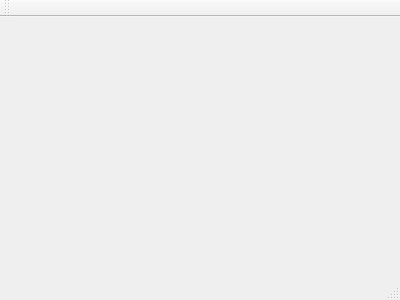
This is mainwindow.ui in tanitanin/qextserialtest as Qt 5 draws it before an edit. The edited form follows.
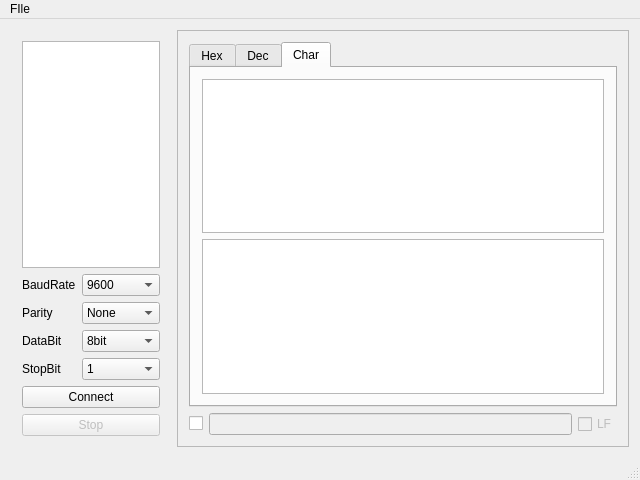
This is the edited form. The open tabs and pages were chosen to show the change.

Patch:
```diff
--- a/mainwindow.ui
+++ b/mainwindow.ui
@@ -1,24 +1,295 @@
 <ui version="4.0">
  <class>MainWindow</class>
- <widget class="QMainWindow" name="MainWindow" >
-  <property name="geometry" >
+ <widget class="QMainWindow" name="MainWindow">
+  <property name="geometry">
    <rect>
     <x>0</x>
     <y>0</y>
-    <width>400</width>
-    <height>300</height>
+    <width>640</width>
+    <height>480</height>
    </rect>
   </property>
   <property name="windowTitle" >
    <string>MainWindow</string>
   </property>
-  <widget class="QMenuBar" name="menuBar" />
-  <widget class="QToolBar" name="mainToolBar" />
-  <widget class="QWidget" name="centralWidget" />
-  <widget class="QStatusBar" name="statusBar" />
+  <widget class="QWidget" name="centralWidget">
+   <layout class="QHBoxLayout" name="horizontalLayout">
+    <item>
+     <widget class="QFrame" name="frame">
+      <property name="sizePolicy">
+       <sizepolicy hsizetype="Preferred" vsizetype="Preferred">
+        <horstretch>0</horstretch>
+        <verstretch>0</verstretch>
+       </sizepolicy>
+      </property>
+      <property name="maximumSize">
+       <size>
+        <width>160</width>
+        <height>480</height>
+       </size>
+      </property>
+      <layout class="QGridLayout" name="gridLayout_2">
+       <item row="0" column="0" colspan="3">
+        <widget class="QListWidget" name="listWidget"/>
+       </item>
+       <item row="3" column="1" colspan="2">
+        <widget class="QComboBox" name="comboBoxDataBit">
+         <item>
+          <property name="text">
+           <string>8bit</string>
+          </property>
+         </item>
+         <item>
+          <property name="text">
+           <string>7bit</string>
+          </property>
+         </item>
+        </widget>
+       </item>
+       <item row="2" column="0">
+        <widget class="QLabel" name="label_2">
+         <property name="text">
+          <string>Parity</string>
+         </property>
+        </widget>
+       </item>
+       <item row="7" column="0" colspan="3">
+        <widget class="QPushButton" name="pushButtonStop">
+         <property name="enabled">
+          <bool>false</bool>
+         </property>
+         <property name="text">
+          <string>Stop</string>
+         </property>
+        </widget>
+       </item>
+       <item row="6" column="0" colspan="3">
+        <widget class="QPushButton" name="pushButtonConnect">
+         <property name="sizePolicy">
+          <sizepolicy hsizetype="Preferred" vsizetype="Preferred">
+           <horstretch>0</horstretch>
+           <verstretch>0</verstretch>
+          </sizepolicy>
+         </property>
+         <property name="text">
+          <string>Connect</string>
+         </property>
+        </widget>
+       </item>
+       <item row="3" column="0">
+        <widget class="QLabel" name="label_3">
+         <property name="text">
+          <string>DataBit</string>
+         </property>
+        </widget>
+       </item>
+       <item row="2" column="1" colspan="2">
+        <widget class="QComboBox" name="comboBoxParity">
+         <item>
+          <property name="text">
+           <string>None</string>
+          </property>
+         </item>
+         <item>
+          <property name="text">
+           <string>Even</string>
+          </property>
+         </item>
+         <item>
+          <property name="text">
+           <string>Odd</string>
+          </property>
+         </item>
+        </widget>
+       </item>
+       <item row="1" column="1" colspan="2">
+        <widget class="QComboBox" name="comboBoxBaud">
+         <item>
+          <property name="text">
+           <string>9600</string>
+          </property>
+         </item>
+         <item>
+          <property name="text">
+           <string>115200</string>
+          </property>
+         </item>
+        </widget>
+       </item>
+       <item row="1" column="0">
+        <widget class="QLabel" name="label">
+         <property name="text">
+          <string>BaudRate</string>
+         </property>
+        </widget>
+       </item>
+       <item row="4" column="0">
+        <widget class="QLabel" name="label_4">
+         <property name="text">
+          <string>StopBit</string>
+         </property>
+        </widget>
+       </item>
+       <item row="4" column="1" colspan="2">
+        <widget class="QComboBox" name="comboBoxStopBit">
+         <item>
+          <property name="text">
+           <string>1</string>
+          </property>
+         </item>
+         <item>
+          <property name="text">
+           <string>2</string>
+          </property>
+         </item>
+        </widget>
+       </item>
+      </layout>
+     </widget>
+    </item>
+    <item>
+     <widget class="QFrame" name="frame_2">
+      <property name="frameShape">
+       <enum>QFrame::StyledPanel</enum>
+      </property>
+      <property name="frameShadow">
+       <enum>QFrame::Raised</enum>
+      </property>
+      <layout class="QGridLayout" name="gridLayout">
+       <item row="0" column="0" colspan="3">
+        <widget class="QTabWidget" name="tabWidget">
+         <property name="currentIndex">
+          <number>0</number>
+         </property>
+         <widget class="QWidget" name="tabHex">
+          <attribute name="title">
+           <string>Hex</string>
+          </attribute>
+          <layout class="QVBoxLayout" name="verticalLayout_2">
+           <item>
+            <widget class="QTextEdit" name="textEditHexRecv">
+             <property name="readOnly">
+              <bool>true</bool>
+             </property>
+            </widget>
+           </item>
+           <item>
+            <widget class="QTextEdit" name="textEditHexSend">
+             <property name="readOnly">
+              <bool>true</bool>
+             </property>
+            </widget>
+           </item>
+          </layout>
+         </widget>
+         <widget class="QWidget" name="tabDec">
+          <attribute name="title">
+           <string>Dec</string>
+          </attribute>
+          <layout class="QVBoxLayout" name="verticalLayout_3">
+           <item>
+            <widget class="QTextEdit" name="textEditDecRecv">
+             <property name="readOnly">
+              <bool>true</bool>
+             </property>
+            </widget>
+           </item>
+           <item>
+            <widget class="QTextEdit" name="textEditDecSend">
+             <property name="readOnly">
+              <bool>true</bool>
+             </property>
+            </widget>
+           </item>
+          </layout>
+         </widget>
+         <widget class="QWidget" name="tabChar">
+          <attribute name="title">
+           <string>Char</string>
+          </attribute>
+          <layout class="QVBoxLayout" name="verticalLayout">
+           <item>
+            <widget class="QTextEdit" name="textEditCharRecv">
+             <property name="readOnly">
+              <bool>true</bool>
+             </property>
+            </widget>
+           </item>
+           <item>
+            <widget class="QTextEdit" name="textEditCharSend">
+             <property name="enabled">
+              <bool>true</bool>
+             </property>
+             <property name="readOnly">
+              <bool>true</bool>
+             </property>
+            </widget>
+           </item>
+          </layout>
+         </widget>
+        </widget>
+       </item>
+       <item row="1" column="0">
+        <widget class="QCheckBox" name="checkBox">
+         <property name="enabled">
+          <bool>true</bool>
+         </property>
+         <property name="text">
+          <string/>
+         </property>
+        </widget>
+       </item>
+       <item row="1" column="1">
+        <widget class="QLineEdit" name="lineEdit">
+         <property name="enabled">
+          <bool>false</bool>
+         </property>
+        </widget>
+       </item>
+       <item row="1" column="2">
+        <widget class="QCheckBox" name="checkBoxLF">
+         <property name="enabled">
+          <bool>false</bool>
+         </property>
+         <property name="text">
+          <string>LF</string>
+         </property>
+        </widget>
+       </item>
+      </layout>
+     </widget>
+    </item>
+   </layout>
+  </widget>
+  <widget class="QStatusBar" name="statusBar">
+   <property name="baseSize">
+    <size>
+     <width>640</width>
+     <height>23</height>
+    </size>
+   </property>
+   <property name="sizeGripEnabled">
+    <bool>true</bool>
+   </property>
+  </widget>
+  <widget class="QMenuBar" name="menuBar">
+   <property name="geometry">
+    <rect>
+     <x>0</x>
+     <y>0</y>
+     <width>640</width>
+     <height>24</height>
+    </rect>
+   </property>
+   <widget class="QMenu" name="menuHoge">
+    <property name="title">
+     <string>FIle</string>
+    </property>
+   </widget>
+   <addaction name="menuHoge"/>
+  </widget>
  </widget>
- <layoutDefault spacing="6" margin="11" />
- <pixmapfunction></pixmapfunction>
+ <layoutdefault spacing="6" margin="11"/>
  <resources/>
  <connections/>
 </ui>
```
Left out of the diff: 5 changed lines with no effect on the pictures.
